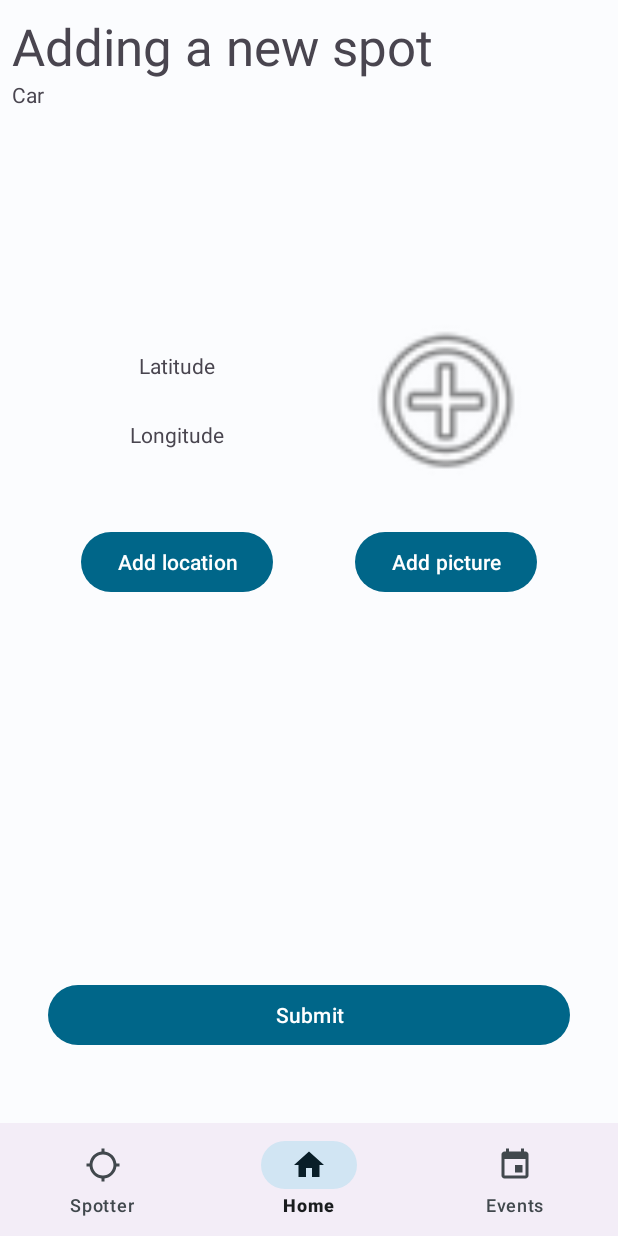
After one commit to woutlyen/CarSpotter, an Android app: the fragment AddSpotFragment placed in its activity, on a phone screen of 412 x 824 dp. The commit adds this screen. Run offline under Robolectric (Android 15) with nearby library versions, the phone set to English and light mode, and no system bars; our stand-ins replace Volley; 2 statements that could not run were skipped.

Commit message:
Added "Add New Spot" page

```diff
--- a/app/build.gradle
+++ b/app/build.gradle
@@ -27,6 +27,9 @@ android {
         sourceCompatibility JavaVersion.VERSION_1_8
         targetCompatibility JavaVersion.VERSION_1_8
     }
+    buildFeatures {
+        viewBinding true
+    }
 }
 
 dependencies {
@@ -35,6 +38,9 @@ dependencies {
     implementation 'com.google.android.material:material:1.5.0'
     implementation 'androidx.constraintlayout:constraintlayout:2.1.4'
     implementation 'com.google.android.gms:play-services-maps:18.0.2'
+    implementation 'androidx.annotation:annotation:1.3.0'
+    implementation 'androidx.lifecycle:lifecycle-livedata-ktx:2.4.1'
+    implementation 'androidx.lifecycle:lifecycle-viewmodel-ktx:2.4.1'
     testImplementation 'junit:junit:4.13.2'
     androidTestImplementation 'androidx.test.ext:junit:1.1.5'
     androidTestImplementation 'androidx.test.espresso:espresso-core:3.5.1'
--- /dev/null
+++ b/app/src/main/java/com/example/carspotter/AddSpotFragment.java
@@ -0,0 +1,47 @@
+package com.example.carspotter;
+
+import android.os.Bundle;
+
+import androidx.fragment.app.Fragment;
+import androidx.fragment.app.FragmentTransaction;
+
+import android.view.LayoutInflater;
+import android.view.View;
+import android.view.ViewGroup;
+import android.widget.Button;
+import android.widget.TextView;
+
+import com.example.carspotter.model.Car;
+
+public class AddSpotFragment extends Fragment {
+    private Button addSpotLocation;
+    private Button addSpotPicture;
+    private TextView addSpotInfo;
+    View view;
+
+    public AddSpotFragment() {
+        // Required empty public constructor
+    }
+
+    @Override
+    public void onCreate(Bundle savedInstanceState) {
+        super.onCreate(savedInstanceState);
+
+    }
+
+    @Override
+    public View onCreateView(LayoutInflater inflater, ViewGroup container,
+                             Bundle savedInstanceState) {
+        // Inflate the layout for this fragment
+        view = inflater.inflate(R.layout.fragment_add_spot, container, false);
+
+        //Get info from selected car
+        Bundle bundle = this.getArguments();
+        Car car = bundle.getParcelable("Car");
+
+        addSpotInfo = (TextView) view.findViewById(R.id.addSpotInfo);
+        addSpotInfo.setText(car.getBrand() + ": " + car.getModel() + " " + car.getEdition());
+
+        return view;
+    }
+}
--- a/app/src/main/java/com/example/carspotter/SpotLocationFragment.java
+++ b/app/src/main/java/com/example/carspotter/SpotLocationFragment.java
@@ -33,7 +33,11 @@ public class SpotLocationFragment extends Fragment {
         @Override
         public void onMapReady(GoogleMap googleMap) {
             LatLng sydney = new LatLng(-34, 151);
-            googleMap.addMarker(new MarkerOptions().position(sydney).title("Marker in Sydney"));
+            googleMap.addMarker(new MarkerOptions().position(sydney).title("Most recent"));
+            LatLng sydney1 = new LatLng(-34, 152);
+            googleMap.addMarker(new MarkerOptions().position(sydney1).title("Marker in Sydney"));
+            LatLng sydney2 = new LatLng(-34, 153);
+            googleMap.addMarker(new MarkerOptions().position(sydney2).title("Marker in Sydney"));
             googleMap.moveCamera(CameraUpdateFactory.newLatLng(sydney));
         }
     };
--- a/app/src/main/java/com/example/carspotter/SpotsFragment.java
+++ b/app/src/main/java/com/example/carspotter/SpotsFragment.java
@@ -42,6 +42,7 @@ public class SpotsFragment extends Fragment implements RecyclerViewInterface{
     private TextView spotCar;
     private CircularProgressIndicator circularProgressIndicatorCarView;
     private ExtendedFloatingActionButton extendedFloatingActionButton;
+    AddSpotFragment addSpotFragment = new AddSpotFragment();
 
     View view;
     Car car;
@@ -99,6 +100,19 @@ public class SpotsFragment extends Fragment implements RecyclerViewInterface{
             }
         });
 
+        //When clicking on the "+ Add spot", you will be sent to a new fragment to upload the information.
+        extendedFloatingActionButton.setOnClickListener(new View.OnClickListener() {
+            @Override
+            public void onClick(View v) {
+                Bundle bundle = new Bundle();
+                addSpotFragment.setArguments(bundle);
+                bundle.putParcelable("Car", car);
+                FragmentTransaction transaction = getFragmentManager().beginTransaction();
+                transaction.replace(R.id.flFragment, addSpotFragment ); // give your fragment container id in first parameter
+                transaction.addToBackStack(null);  // if written, this transaction will be added to backstack
+                transaction.commit();
+            }
+        });
         return view;
     }
 
@@ -155,6 +169,7 @@ public class SpotsFragment extends Fragment implements RecyclerViewInterface{
 //        cars.add(cars.get(0));
     }
 
+    //Next function is temporary (clicking on recyclerview, will be replaced by map with all spots)
     @Override
     public void onItemClick(int position) {
         //Send information from the selected spot to the new fragment (map)
--- /dev/null
+++ b/app/src/main/res/layout/fragment_add_spot.xml
@@ -0,0 +1,96 @@
+<?xml version="1.0" encoding="utf-8"?>
+<androidx.constraintlayout.widget.ConstraintLayout xmlns:android="http://schemas.android.com/apk/res/android"
+    xmlns:app="http://schemas.android.com/apk/res-auto"
+    xmlns:tools="http://schemas.android.com/tools"
+    android:layout_width="match_parent"
+    android:layout_height="match_parent"
+    tools:context=".AddSpotFragment">
+
+    <TextView
+        android:id="@+id/textView"
+        android:layout_width="0dp"
+        android:layout_height="wrap_content"
+        android:layout_marginStart="8dp"
+        android:layout_marginTop="8dp"
+        android:layout_marginEnd="8dp"
+        android:text="Adding a new spot"
+        android:textSize="34sp"
+        app:layout_constraintEnd_toEndOf="parent"
+        app:layout_constraintStart_toStartOf="parent"
+        app:layout_constraintTop_toTopOf="parent" />
+
+    <Button
+        android:id="@+id/addSpotLocation"
+        android:layout_width="wrap_content"
+        android:layout_height="wrap_content"
+        android:text="Add location"
+        app:layout_constraintBottom_toBottomOf="parent"
+        app:layout_constraintEnd_toStartOf="@+id/addSpotPicture"
+        app:layout_constraintHorizontal_bias="0.5"
+        app:layout_constraintStart_toStartOf="parent"
+        app:layout_constraintTop_toTopOf="parent" />
+
+    <Button
+        android:id="@+id/addSpotSubmit"
+        android:layout_width="0dp"
+        android:layout_height="48dp"
+        android:layout_marginStart="32dp"
+        android:layout_marginEnd="32dp"
+        android:layout_marginBottom="48dp"
+        android:text="Submit"
+        app:layout_constraintBottom_toBottomOf="parent"
+        app:layout_constraintEnd_toEndOf="parent"
+        app:layout_constraintStart_toStartOf="parent" />
+
+    <ImageView
+        android:id="@+id/imageView2"
+        android:layout_width="120dp"
+        android:layout_height="120dp"
+        android:layout_marginBottom="24dp"
+        android:src="@android:drawable/ic_menu_add"
+        app:layout_constraintBottom_toTopOf="@+id/addSpotPicture"
+        app:layout_constraintEnd_toEndOf="@+id/addSpotPicture"
+        app:layout_constraintStart_toStartOf="@+id/addSpotPicture" />
+
+    <Button
+        android:id="@+id/addSpotPicture"
+        android:layout_width="wrap_content"
+        android:layout_height="wrap_content"
+        android:text="Add picture"
+        app:layout_constraintBottom_toBottomOf="parent"
+        app:layout_constraintEnd_toEndOf="parent"
+        app:layout_constraintHorizontal_bias="0.5"
+        app:layout_constraintStart_toEndOf="@+id/addSpotLocation"
+        app:layout_constraintTop_toTopOf="parent" />
+
+    <TextView
+        android:id="@+id/textView3"
+        android:layout_width="wrap_content"
+        android:layout_height="19dp"
+        android:text="Longitude"
+        app:layout_constraintBottom_toBottomOf="@+id/imageView2"
+        app:layout_constraintEnd_toEndOf="@+id/addSpotLocation"
+        app:layout_constraintStart_toStartOf="@+id/addSpotLocation"
+        app:layout_constraintTop_toBottomOf="@+id/textView4" />
+
+    <TextView
+        android:id="@+id/textView4"
+        android:layout_width="wrap_content"
+        android:layout_height="19dp"
+        android:text="Latitude"
+        app:layout_constraintBottom_toTopOf="@+id/textView3"
+        app:layout_constraintEnd_toEndOf="@+id/textView3"
+        app:layout_constraintStart_toStartOf="@+id/textView3"
+        app:layout_constraintTop_toTopOf="@+id/imageView2" />
+
+    <TextView
+        android:id="@+id/addSpotInfo"
+        android:layout_width="0dp"
+        android:layout_height="wrap_content"
+        android:layout_marginStart="8dp"
+        android:text="Car"
+        app:layout_constraintEnd_toEndOf="parent"
+        app:layout_constraintStart_toStartOf="parent"
+        app:layout_constraintTop_toBottomOf="@+id/textView" />
+
+</androidx.constraintlayout.widget.ConstraintLayout>
--- a/app/src/main/res/values/strings.xml
+++ b/app/src/main/res/values/strings.xml
@@ -10,4 +10,13 @@
     <string name="text_label_2">Events</string>
     <!-- TODO: Remove or change this placeholder text -->
     <string name="hello_blank_fragment">Hello blank fragment</string>
+    <!-- Strings related to login -->
+    <string name="prompt_email">Email</string>
+    <string name="prompt_password">Password</string>
+    <string name="action_sign_in">Sign in or register</string>
+    <string name="action_sign_in_short">Sign in</string>
+    <string name="welcome">"Welcome!"</string>
+    <string name="invalid_username">Not a valid username</string>
+    <string name="invalid_password">Password must be >5 characters</string>
+    <string name="login_failed">"Login failed"</string>
 </resources>
```
